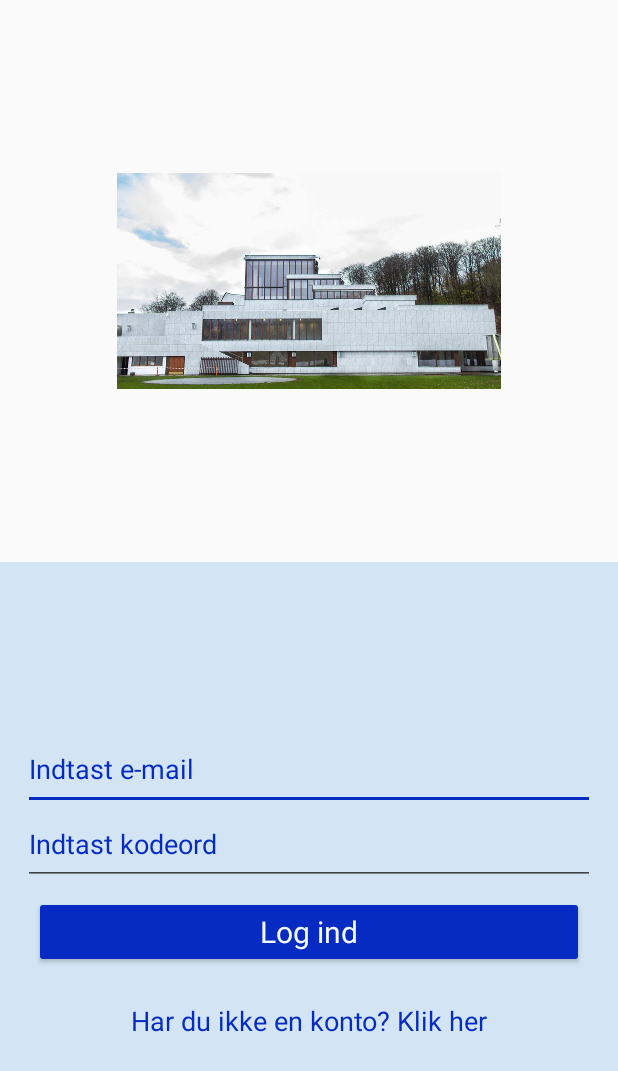
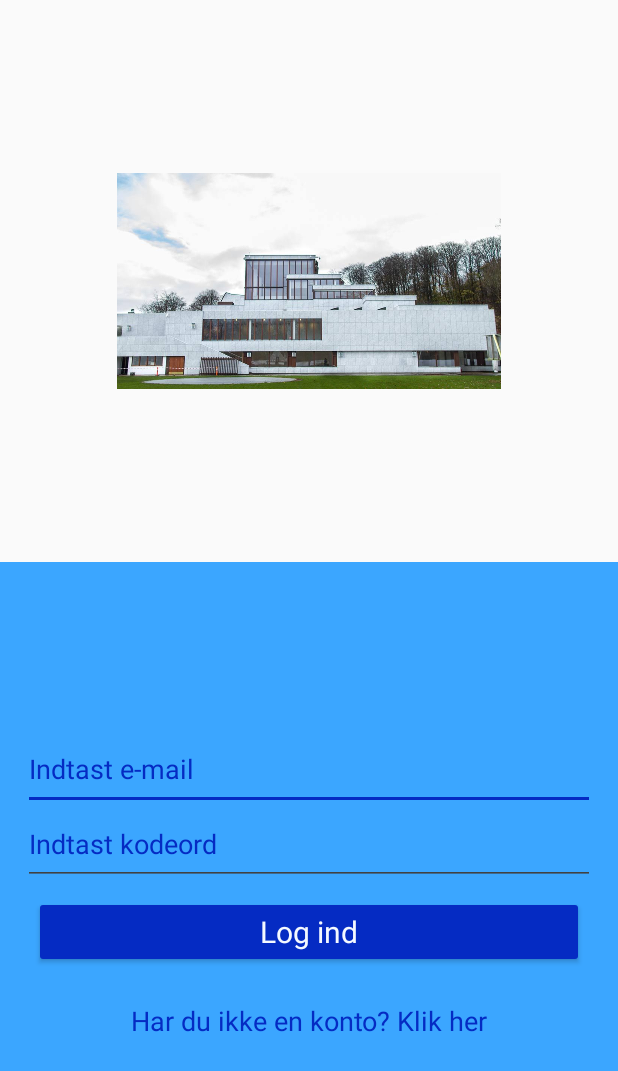
Before and after one commit to Elfernovich/TestTest1, an Android app: the screen it shows after launch (MainActivity), after a tap on "I Kunsten App kan du samle points for ku", on a phone screen of 412 x 824 dp. Shown: the top 1071 px of the screen. Run offline under Robolectric (Android 15) with nearby library versions, the phone set to English and light mode, and no system bars; our stand-ins replace Firebase (no records; nobody signed in at launch, a user with empty details on screens opened directly).

Commit message:
welcome + layout

```diff
--- a/app/src/main/res/layout/activity_profile.xml
+++ b/app/src/main/res/layout/activity_profile.xml
@@ -146,7 +146,8 @@
                 android:id="@+id/bottomNavView_Bar"
                 android:layout_width="match_parent"
                 android:layout_height="match_parent"
-                app:menu="@menu/bottom_navigation_menu" />
+                app:menu="@menu/bottom_navigation_menu"
+                />
         </RelativeLayout>
 
     </RelativeLayout>
--- a/app/src/main/res/layout/activity_user_data.xml
+++ b/app/src/main/res/layout/activity_user_data.xml
@@ -58,6 +58,7 @@
         android:layout_marginStart="8dp"
         android:layout_marginTop="8dp"
         android:text="Opdater"
+        style="@style/MyButton"
         app:layout_constraintEnd_toEndOf="parent"
         app:layout_constraintStart_toStartOf="parent"
         app:layout_constraintTop_toBottomOf="@+id/textViewEnterMemberNumber" />
--- a/app/src/main/res/menu/bottom_navigation_menu.xml
+++ b/app/src/main/res/menu/bottom_navigation_menu.xml
@@ -17,6 +17,6 @@
         android:id="@+id/id_reward"
         android:icon="@drawable/ic_reward"
         android:title="Leaderboard"></item>
-//
+    //
 
 </menu>
--- a/app/src/main/res/values/colors.xml
+++ b/app/src/main/res/values/colors.xml
@@ -1,6 +1,6 @@
 <?xml version="1.0" encoding="utf-8"?>
 <resources>
-    <color name="colorPrimary">#d3e5f4</color>
+    <color name="colorPrimary">#3ba6ff</color>
     <color name="colorPrimaryDark">#b5dcff</color>
     <color name="colorAccent">#052bc3</color>
     <color name="colorBlack">#000000</color>
```
Also changed, not shown: app/src/main/res/values/styles.xml (+7 -0 lines).
